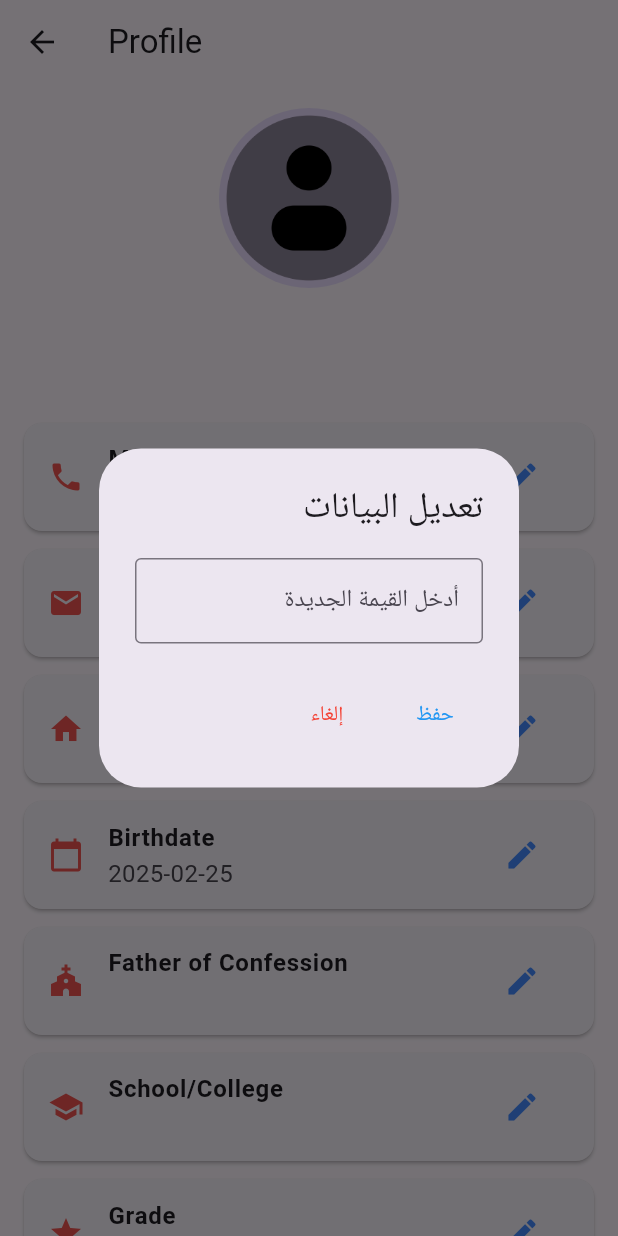
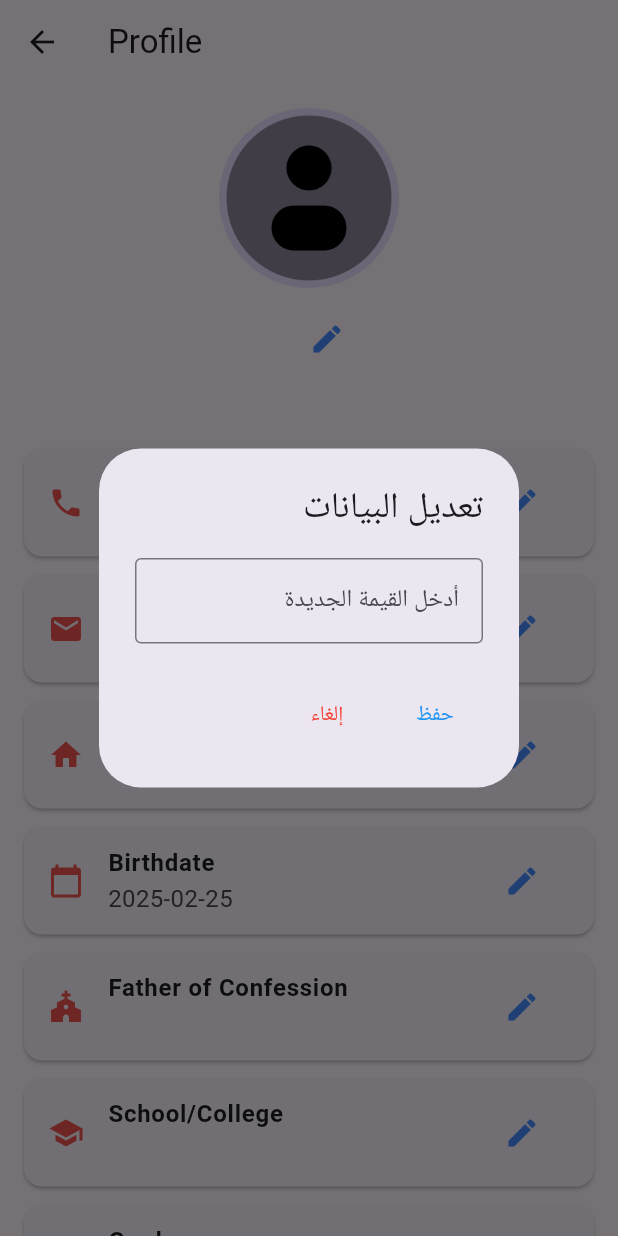
Before and after one commit to feloromany100/face, a Flutter app: the ProfilePage screen opened directly with empty values, after a tap on the "edit" icon, on a phone screen of 412 x 824 dp. Run offline on Flutter 3.47's test engine with Material 3 defaults, Android fonts, the phone set to English and light mode, and no system bars; our stand-ins replace camera, cloud_firestore, file_picker, firebase_auth, firebase_core, flutter_dotenv; missing offline and left inert: cloudinary_public, cloudinary_sdk, excel, google_mlkit_commons, google_mlkit_face_detection, mailer and 1 more; accounts and stored records are empty.

Commit message:
Class & Profile pages are finished

```diff
--- a/lib/ui/pages/Drawer/profile_page.dart
+++ b/lib/ui/pages/Drawer/profile_page.dart
@@ -24,6 +24,7 @@ class _ProfilePageState extends State<ProfilePage> {
 
    // Local state variables
    String? mobilePhone;
+   String? name;
    String? email;
    String? address;
    DateTime? birthdate;
@@ -43,6 +44,7 @@ class _ProfilePageState extends State<ProfilePage> {
   void _initializeUserData() async {
      userData = await _getUserData(context, widget.personID);
      setState(() {
+        name = userData?.name;
        mobilePhone = userData?.mobile;
        email = userData?.email;
        address = userData?.address;
@@ -80,9 +82,20 @@ class _ProfilePageState extends State<ProfilePage> {
               ),
             ),
             const SizedBox(height: 10),
-            Text(
-              userData!.name,
-              style: const TextStyle(fontSize: 22, fontWeight: FontWeight.bold),
+            Row(
+              mainAxisAlignment: MainAxisAlignment.center,
+              children: [
+                const Icon(Icons.edit, color: Colors.transparent),
+                Text(
+                  name!,
+                  style: const TextStyle(fontSize: 22, fontWeight: FontWeight.bold),
+                  textAlign: TextAlign.center,
+                ),
+                IconButton(
+                  icon: const Icon(Icons.edit, color: Colors.blueAccent),
+                  onPressed: () => _showEditDialog('name', name),
+                ),
+              ],
             ),
             const SizedBox(height: 5),
             Text(
@@ -154,6 +167,7 @@ class _ProfilePageState extends State<ProfilePage> {
      TextEditingController controller = TextEditingController(text: currentValue.toString());
      bool isNumberField = ["mobile", "mother_number", "father_number"].contains(fieldName);
      bool isEmailField = fieldName == "email";
+     bool isNameField = fieldName == "name";
      bool isGradeField = fieldName == "grade";
      bool isBirthdateField = fieldName == "birthdate";
 
@@ -188,6 +202,7 @@ class _ProfilePageState extends State<ProfilePage> {
                  String newValue = controller.text.trim();
                  if (isNumberField && !_validatePhoneNumber(newValue)) return;
                  if (isEmailField && !_validateEmail(newValue)) return;
+                 if (isNameField && !_validateName(newValue)) return;
                  _updateFirestoreValue(widget.personID, fieldName, newValue);
                  Navigator.pop(context);
                },
@@ -261,6 +276,16 @@ class _ProfilePageState extends State<ProfilePage> {
      return true;
    }
 
+   bool _validateName(String name) {
+     if (name.length > 25) {
+       ScaffoldMessenger.of(context).showSnackBar(
+         const SnackBar(content: Text("الاسم يجب أن يكون أقل من ٢٥ حرف")),
+       );
+       return false;
+     }
+     return true;
+   }
+
    bool _validateEmail(String email) {
      if (!RegExp(r'^[\w-]+(\.[\w-]+)*@([\w-]+\.)+[a-zA-Z]{2,7}$').hasMatch(email)) {
        ScaffoldMessenger.of(context).showSnackBar(
@@ -284,6 +309,9 @@ class _ProfilePageState extends State<ProfilePage> {
        // Update local state
        setState(() {
          switch (fieldName) {
+           case "name":
+             name = newValue;
+             break;
            case "mobile":
              mobilePhone = newValue;
              break;
```
Also changed, not shown: 2 other files.
